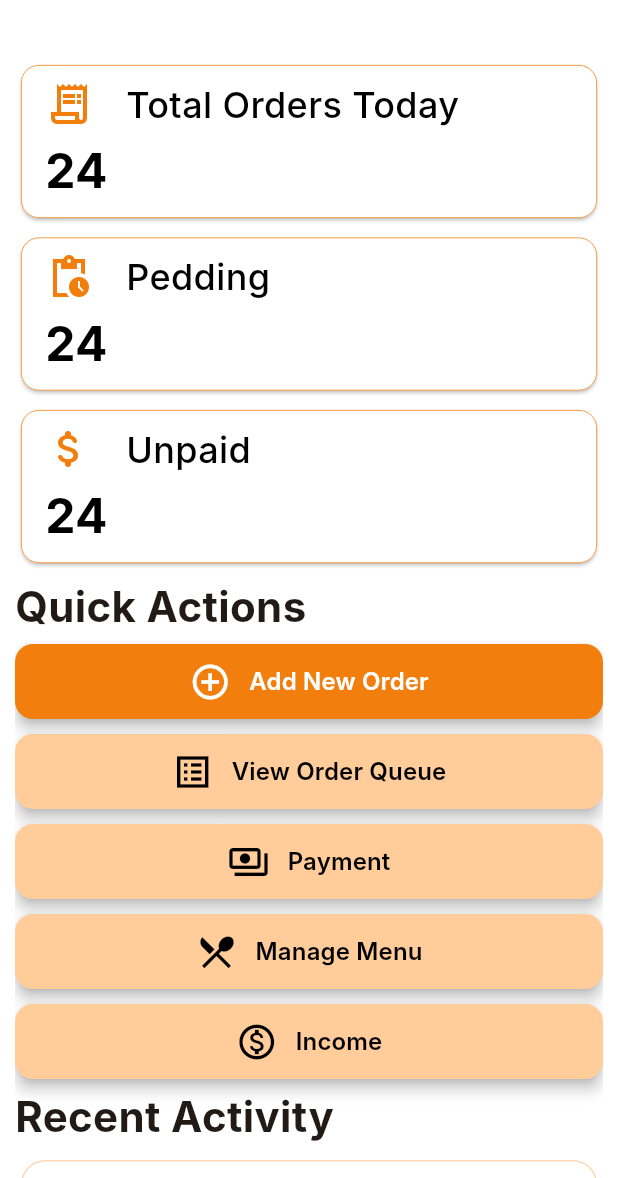
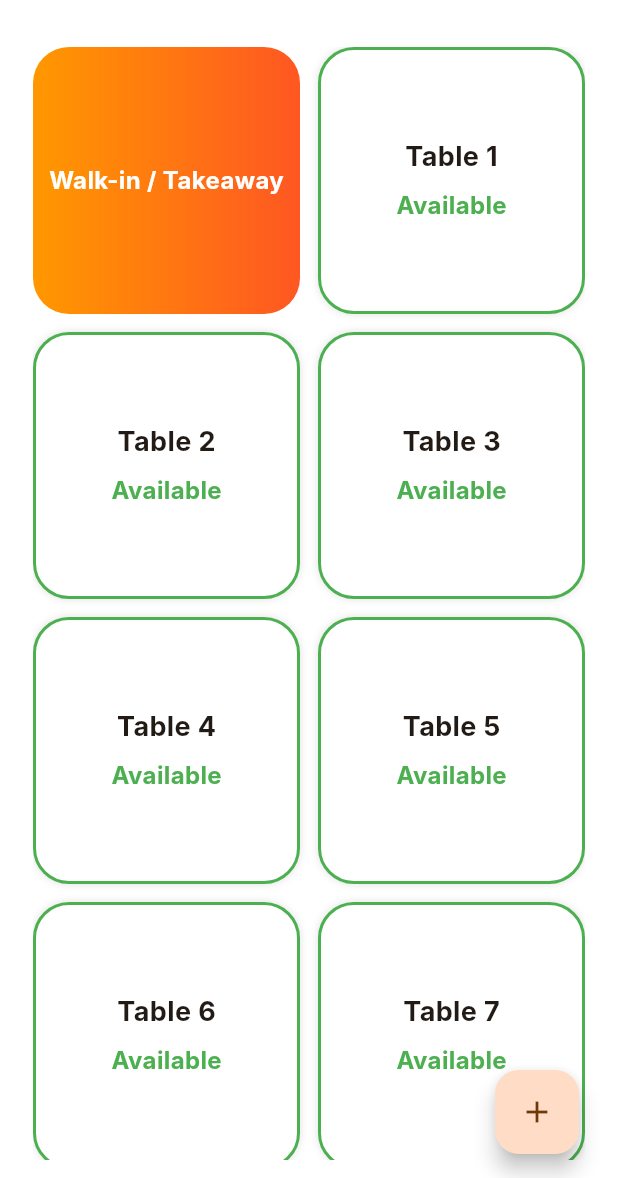
Before and after one commit to vathanakphy/orderplus, a Flutter app: the screen it shows after launch, on a phone screen of 412 x 824 dp, the part 58-1236 px from its top. Run offline on Flutter 3.47's test engine with Material 3 defaults, Android fonts, the phone set to English and light mode, and no system bars; our stand-ins replace flutter_riverpod; Roboto replaces fonts that are missing (Inter).

Commit message:
add table screen

```diff
--- a/lib/data/order_repository.dart
+++ b/lib/data/order_repository.dart
@@ -5,6 +5,7 @@ class OrderRepository {
   final List<int> _tables = [];
 
   void addTables(List<int> tables) => _tables.addAll(tables);
+  void addTable(int table) => _tables.add(table);
 
   void addOrder(Order order) => _orders.add(order);
 
--- a/lib/domain/service/order_service.dart
+++ b/lib/domain/service/order_service.dart
@@ -5,7 +5,8 @@ import 'package:orderplus/domain/model/enum.dart';
 class OrderService {
   final OrderRepository _repository;
   final Set<int> _usedTables = {};
-  OrderService({required OrderRepository repository}) : _repository = repository {
+  OrderService({required OrderRepository repository})
+    : _repository = repository {
     _initializeUsedTables();
   }
 
@@ -16,6 +17,7 @@ class OrderService {
       }
     }
   }
+
   void payOrder(Order order) {
     order.markPaid();
     _usedTables.remove(order.tableNumber);
@@ -33,8 +35,9 @@ class OrderService {
     _repository.removeOrder(order);
     final table = order.tableNumber;
     if (table != null) {
-      final stillUsed = _repository.getAllOrders().any((o) =>
-          o.tableNumber == table && _isOrderUsingTable(o));
+      final stillUsed = _repository.getAllOrders().any(
+        (o) => o.tableNumber == table && _isOrderUsingTable(o),
+      );
       if (!stillUsed) _usedTables.remove(table);
     }
   }
@@ -44,16 +47,22 @@ class OrderService {
   List<Order> getOrdersByStatus(OrderStatus status) =>
       _repository.getAllOrders().where((o) => o.status == status).toList();
 
-  List<Order> getOrdersByPaymentStatus(PaymentStatus status) =>
-      _repository.getAllOrders().where((o) => o.paymentStatus == status && o.status==OrderStatus.served).toList();
+  List<Order> getOrdersByPaymentStatus(PaymentStatus status) => _repository
+      .getAllOrders()
+      .where((o) => o.paymentStatus == status && o.status == OrderStatus.served)
+      .toList();
 
-  List<Order> getOrdersByTable(int tableNumber) =>
-      _repository.getAllOrders().where((o) => o.tableNumber == tableNumber).toList();
+  List<Order> getOrdersByTable(int tableNumber) => _repository
+      .getAllOrders()
+      .where((o) => o.tableNumber == tableNumber)
+      .toList();
 
   List<int> getBusyTables() => _usedTables.toList();
 
-  List<int> getFreeTables() =>
-      _repository.getAllTables().where((t) => !_usedTables.contains(t)).toList();
+  List<int> getFreeTables() => _repository
+      .getAllTables()
+      .where((t) => !_usedTables.contains(t))
+      .toList();
 
   bool isTableBusy(int tableNumber) => _usedTables.contains(tableNumber);
 
@@ -64,4 +73,7 @@ class OrderService {
         order.status != OrderStatus.cancelled &&
         order.status != OrderStatus.served;
   }
+
+  List<int> get tables => _repository.getAllTables();
+  void addTable(newId) => _repository.addTables(newId);
 }
--- a/lib/main.dart
+++ b/lib/main.dart
@@ -1,21 +1,26 @@
 import 'package:flutter/material.dart';
+import 'package:flutter_riverpod/flutter_riverpod.dart';
 import 'package:orderplus/data/design_config.dart';
 import 'package:orderplus/app_dependencies.dart';
 import 'package:orderplus/data/order_repository.dart';
 import 'package:orderplus/data/product_repository.dart';
 import 'package:orderplus/data/sample_data.dart';
 import 'package:orderplus/ui/screen/add_item_screen.dart';
-import 'package:orderplus/ui/screen/home_screen.dart';
 import 'package:orderplus/ui/screen/income_screen.dart';
 import 'package:orderplus/ui/screen/menu_screen.dart';
 import 'package:orderplus/ui/screen/order_queue_screen.dart';
-import 'package:orderplus/ui/screen/order_screen.dart';
 import 'package:orderplus/ui/screen/payment_screen.dart';
+import 'package:orderplus/ui/screen/table_screen.dart';
 import 'package:orderplus/ui/widget/screen_wrapper.dart';
 
 void main() {
-  runApp(const MyApp());
+  runApp(
+    ProviderScope(
+      child: MyApp(),
+    ),
+  );
 }
+
 
 class MyApp extends StatelessWidget {
   const MyApp({super.key});
@@ -41,7 +46,7 @@ class MyApp extends StatelessWidget {
             title: 'Dashboard',
             leftIcon: Icons.menu,
             rightIcon: Icons.settings,
-            child: HomeScreen(),
+            child: TableScreen(),
           ),
           '/menu': (context) => ScreenWrapper(
             title: 'Menu',
@@ -73,11 +78,11 @@ class MyApp extends StatelessWidget {
             leftIcon: Icons.arrow_back_ios,
             child: OrderQueueScreen(),
           ),
-          '/add-order': (context) => const ScreenWrapper(
-            title: 'OrdersPlus',
-            leftIcon: Icons.arrow_back_ios,
-            child: OrderScreen(),
-          ),
+          // '/add-order': (context) => const ScreenWrapper(
+          //   title: 'OrdersPlus',
+          //   leftIcon: Icons.arrow_back_ios,
+          //   child: OrderScreen(),
+          // ),
         },
       ),
     );
--- a/lib/ui/screen/home_screen.dart
+++ /dev/null
@@ -1,143 +0,0 @@
-import 'package:flutter/material.dart';
-import 'package:orderplus/ui/widget/acitvity_card.dart';
-import 'package:orderplus/ui/widget/icon_button.dart';
-import 'package:orderplus/ui/widget/infor_card.dart';
-
-class HomeScreen extends StatelessWidget {
-  const HomeScreen({super.key});
-
-  @override
-  Widget build(BuildContext context) {
-    return Scaffold(
-      //need padding
-      body: ListView(
-        children: [
-          SizedBox(height: 20),
-          InfoCard(
-            color: Theme.of(context).colorScheme.primary,
-            iconColor: Theme.of(context).colorScheme.primary,
-            title: "Total Orders Today",
-            value: 24.toString(),
-            icon: Icons.receipt_long_outlined,
-          ),
-          SizedBox(height: 5),
-          InfoCard(
-            color: Theme.of(context).colorScheme.primary,
-            iconColor: Theme.of(context).colorScheme.primary,
-            title: "Pedding",
-            value: 24.toString(),
-            icon: Icons.pending_actions_sharp,
-          ),
-          SizedBox(height: 5),
-          InfoCard(
-            color: Theme.of(context).colorScheme.primary,
-            iconColor: Theme.of(context).colorScheme.primary,
-            title: "Unpaid",
-            value: 24.toString(),
-            icon: Icons.attach_money_rounded,
-          ),
-          Padding(
-            padding: EdgeInsets.symmetric(vertical: 5),
-            child: Align(
-              alignment: Alignment.centerLeft,
-              child: Text(
-                "Quick Actions",
-                style: TextStyle(fontWeight: FontWeight.bold, fontSize: 28),
-              ),
-            ),
-          ),
-          CustomIconButton(
-            color: Theme.of(context).colorScheme.primary,
-            iconColor: Colors.white,
-            text: "Add New Order",
-            icon: Icons.add_circle_outline_outlined,
-            textColor: Colors.white,
-            height: 50,
-            onPressed: () {
-              Navigator.pushNamed(context, '/add-order');
-            },
-          ),
-          SizedBox(height: 10),
-          CustomIconButton(
-            color: Theme.of(context).colorScheme.secondary,
-            iconColor: Colors.black,
-            text: "View Order Queue",
-            icon: Icons.list_alt_sharp,
-            textColor: Colors.black,
-            height: 50,
-            onPressed: () {
-              Navigator.pushNamed(context, '/order-queue');
-            },
-          ),
-          SizedBox(height: 10),
-          CustomIconButton(
-            color: Theme.of(context).colorScheme.secondary,
-            iconColor: Colors.black,
-            text: "Payment",
-            icon: Icons.payments_outlined,
-            textColor: Colors.black,
-            height: 50,
-            onPressed: () {
-              Navigator.pushNamed(context, '/payment');
-            },
-          ),
-          SizedBox(height: 10),
-          CustomIconButton(
-            color: Theme.of(context).colorScheme.secondary,
-            iconColor: Colors.black,
-            text: "Manage Menu",
-            icon: Icons.restaurant_menu,
-            textColor: Colors.black,
-            height: 50,
-            onPressed: () {
-              Navigator.pushNamed(context, '/menu');
-            },
-          ),
-          SizedBox(height: 10),
-          CustomIconButton(
-            color: Theme.of(context).colorScheme.secondary,
-            iconColor: Colors.black,
-            text: "Income",
-            icon: Icons.monetization_on_outlined,
-            textColor: Colors.black,
-            height: 50,
-            onPressed: () {
-              Navigator.pushNamed(context, '/income');
-            },
-          ),
-          Padding(
-            padding: EdgeInsets.symmetric(vertical: 5),
-            child: Align(
-              alignment: Alignment.centerLeft,
-              child: Text(
-                "Recent Activity",
-                style: TextStyle(fontWeight: FontWeight.bold, fontSize: 28),
-              ),
-            ),
-          ),
-          ActivityCard(
-            color: Theme.of(context).colorScheme.onSecondary,
-            iconColor: Theme.of(context).colorScheme.primary,
-            title: "Order #1111 Completed",
-            value: "2 mins ago",
-            icon: Icons.add_task,
-          ),
-          ActivityCard(
-            color: Theme.of(context).colorScheme.onSecondary,
-            iconColor: Theme.of(context).colorScheme.primary,
-            title: "Order #1111 Completed",
-            value: "3 mins ago",
-            icon: Icons.add_task,
-          ),
-          ActivityCard(
-            color: Theme.of(context).colorScheme.onSecondary,
-            iconColor: Theme.of(context).colorScheme.primary,
-            title: "Order #1111 Completed",
-            value: "4 mins ago",
-            icon: Icons.add_task,
-          ),
-        ],
-      ),
-    );
-  }
-}
--- /dev/null
+++ b/lib/ui/screen/table_screen.dart
@@ -0,0 +1,135 @@
+import 'package:flutter/material.dart';
+import 'package:flutter_riverpod/flutter_riverpod.dart';
+import 'package:orderplus/providers.dart';
+import 'package:orderplus/domain/model/order_item.dart';
+import 'package:orderplus/domain/service/order_service.dart';
+import 'package:orderplus/ui/screen/order_screen.dart';
+
+class TableScreen extends ConsumerStatefulWidget {
+  const TableScreen({super.key});
+
+  @override
+  ConsumerState<TableScreen> createState() => _TableScreenState();
+}
+
+class _TableScreenState extends ConsumerState<TableScreen> {
+  int? activeTableId;
+  final Map<int, List<OrderItem>> _tableCarts = {};
+
+  void _addTable() {
+    final orderService = ref.read(orderServiceProvider);
+    final newId = orderService.tables.length + 1;
+    orderService.addTable(newId);
+    setState(() {});
+  }
+
+  void _selectTable(int tableId) {
+    setState(() => activeTableId = tableId);
+    if (!_tableCarts.containsKey(tableId)) _tableCarts[tableId] = [];
+  }
+
+  void _closeOrder() {
+    setState(() => activeTableId = null);
+  }
+
+  Color _getStatusColor(OrderService service, int tableId) =>
+      service.isTableBusy(tableId) ? Colors.orange : Colors.green;
+
+  String _getStatusLabel(OrderService service, int tableId) =>
+      service.isTableBusy(tableId) ? "Busy" : "Available";
+
+  @override
+  Widget build(BuildContext context) {
+    final orderService = ref.watch(orderServiceProvider);
+    final allTables = orderService.tables;
+
+    // Show order screen if a table is active
+    if (activeTableId != null) {
+      return OrderScreen(
+        tableId: activeTableId!,
+        cartItems: _tableCarts[activeTableId!]!,
+        onBack: _closeOrder,
+        onCartUpdated: (items) => _tableCarts[activeTableId!] = items,
+      );
+    }
+
+    return Scaffold(
+      body: SafeArea(
+        child: Padding(
+          padding: const EdgeInsets.all(12),
+          child: GridView.count(
+            crossAxisCount: 2,
+            mainAxisSpacing: 12,
+            crossAxisSpacing: 12,
+            children: [
+              GestureDetector(
+                onTap: () => _selectTable(0),
+                child: Container(
+                  decoration: BoxDecoration(
+                    gradient: const LinearGradient(
+                      colors: [Colors.orange, Colors.deepOrange],
+                    ),
+                    borderRadius: BorderRadius.circular(24),
+                  ),
+                  child: const Center(
+                    child: Text(
+                      "Walk-in / Takeaway",
+                      style: TextStyle(
+                        color: Colors.white,
+                        fontWeight: FontWeight.bold,
+                      ),
+                    ),
+                  ),
+                ),
+              ),
+              ...allTables.map((tableId) {
+                return GestureDetector(
+                  onTap: () => _selectTable(tableId),
+                  child: Container(
+                    decoration: BoxDecoration(
+                      borderRadius: BorderRadius.circular(24),
+                      border: Border.all(
+                        color: _getStatusColor(orderService, tableId),
+                        width: 2,
+                      ),
+                      boxShadow: const [
+                        BoxShadow(color: Colors.black12, blurRadius: 4),
+                      ],
+                      color: Colors.white,
+                    ),
+                    child: Center(
+                      child: Column(
+                        mainAxisAlignment: MainAxisAlignment.center,
+                        children: [
+                          Text(
+                            "Table $tableId",
+                            style: const TextStyle(
+                              fontWeight: FontWeight.bold,
+                              fontSize: 18,
+                            ),
+                          ),
+                          const SizedBox(height: 8),
+                          Text(
+                            _getStatusLabel(orderService, tableId),
+                            style: TextStyle(
+                              color: _getStatusColor(orderService, tableId),
+                              fontWeight: FontWeight.bold,
+                            ),
+                          ),
+                        ],
+                      ),
+                    ),
+                  ),
+                );
+              }),
+            ],
+          ),
+        ),
+      ),
+      floatingActionButton: FloatingActionButton(
+        onPressed: _addTable,
+        child: const Icon(Icons.add),
+      ),
+    );
+  }
+}
--- a/lib/ui/widget/screen_wrapper.dart
+++ b/lib/ui/widget/screen_wrapper.dart
@@ -38,7 +38,10 @@ class ScreenWrapper extends StatelessWidget {
             ),
             const SizedBox(height: 10),
             Expanded(
-              child: Padding(padding: const EdgeInsets.symmetric(horizontal: 10), child: child),
+              child: Padding(
+                padding: const EdgeInsets.symmetric(horizontal: 10),
+                child: child,
+              ),
             ),
           ],
         ),
--- a/pubspec.yaml
+++ b/pubspec.yaml
@@ -30,8 +30,7 @@ environment:
 dependencies:
   flutter:
     sdk: flutter
-
-  # The following adds the Cupertino Icons font to your application.
+  flutter_riverpod: ^2.4.0    # The following adds the Cupertino Icons font to your application.
   # Use with the CupertinoIcons class for iOS style icons.
   cupertino_icons: ^1.0.8
 
```
Also changed, not shown: lib/providers.dart (added, +30 -0 lines), lib/ui/screen/order_queue_screen.dart (+6 -4 lines), lib/ui/screen/order_screen.dart (+32 -3 lines), lib/ui/widget/buttom_navigation.dart (added, +80 -0 lines), lib/ui/screen/income_screen.dart (line endings or trailing spaces), pubspec.lock.
